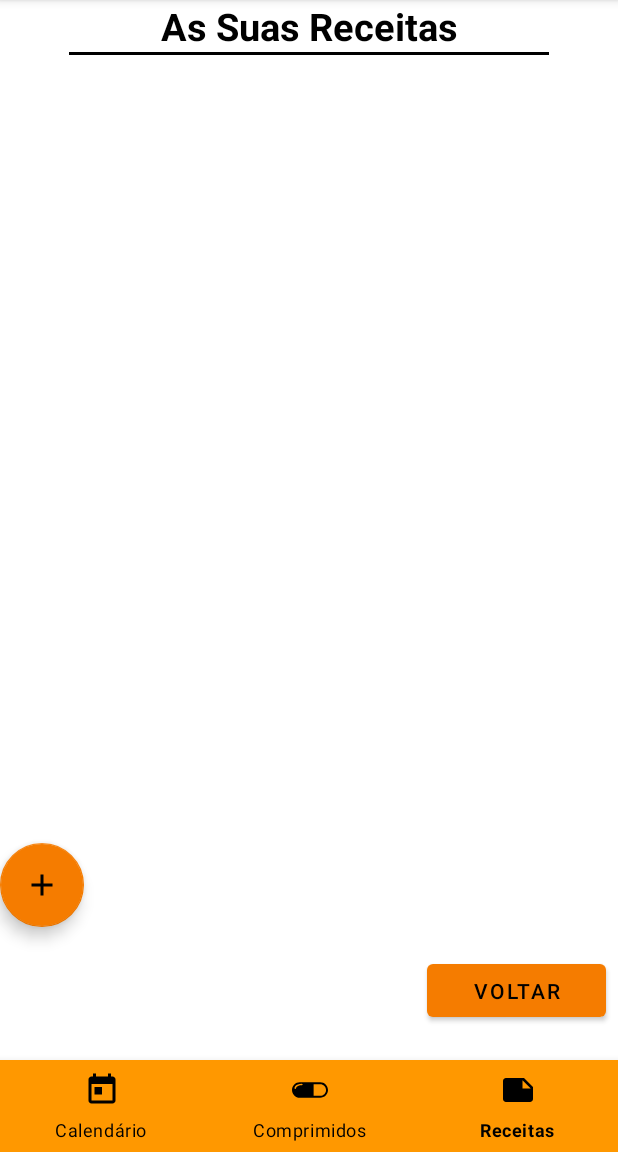
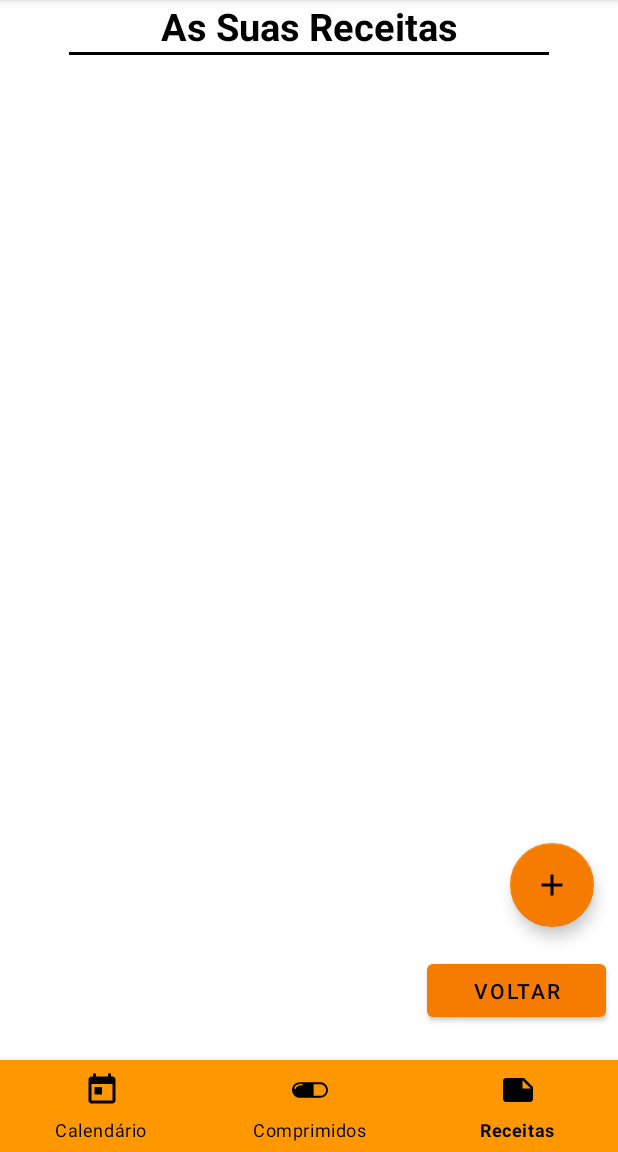
Before and after one commit to CheCheXD/YourPills, an Android app: the ReceitasActivity screen opened directly, with no data from a screen before it, on a phone screen of 412 x 824 dp, the part 84-1236 px from its top. Run offline under Robolectric (Android 15) with nearby library versions, the phone set to English and light mode, and no system bars.

Commit message:
thirteenth appointment

```diff
--- a/app/src/main/java/com/example/yourpills/ComprimidosActivity.java
+++ b/app/src/main/java/com/example/yourpills/ComprimidosActivity.java
@@ -2,6 +2,8 @@ package com.example.yourpills;
 
 import static com.example.yourpills.R.id.BottomMenu2;
 import static com.example.yourpills.R.id.comp;
+import static com.example.yourpills.R.id.item2;
+import static com.example.yourpills.R.id.item3;
 import static com.example.yourpills.R.id.item4;
 
 import androidx.annotation.NonNull;
@@ -79,13 +81,13 @@ public class ComprimidosActivity extends AppCompatActivity {
             public void onNavigationItemReselected(@NonNull MenuItem item) {
 
                 switch (item.getItemId()){
-                    case R.id.item2:
+                    case item2:
                         startActivity(new Intent(getApplicationContext(), HomeActivity.class));
                         overridePendingTransition(0,0);
                 }
 
                 switch (item.getItemId()){
-                    case R.id.item3:
+                    case item3:
                         startActivity(new Intent(getApplicationContext(), ComprimidosActivity.class));
                         overridePendingTransition(0,0);
                 }
--- a/app/src/main/res/layout/activity_receitas.xml
+++ b/app/src/main/res/layout/activity_receitas.xml
@@ -36,12 +36,13 @@
         android:id="@+id/add1"
         android:layout_width="wrap_content"
         android:layout_height="wrap_content"
+        android:layout_marginEnd="16dp"
         android:layout_marginBottom="150dp"
         android:clickable="true"
         app:layout_constraintBottom_toBottomOf="parent"
+        app:layout_constraintEnd_toEndOf="parent"
         app:srcCompat="@drawable/ic_baseline_add_24"
-        tools:ignore="MissingConstraints"
-        tools:layout_editor_absoluteX="339dp" />
+        tools:ignore="MissingConstraints" />
 
 
     <Button
```
Also changed, not shown: app/src/main/java/com/example/yourpills/CustomAdapter.java (+16 -0 lines), app/src/main/java/com/example/yourpills/HomeActivity.java (+7 -5 lines), app/src/main/java/com/example/yourpills/ReceitasActivity.java (+5 -3 lines).
